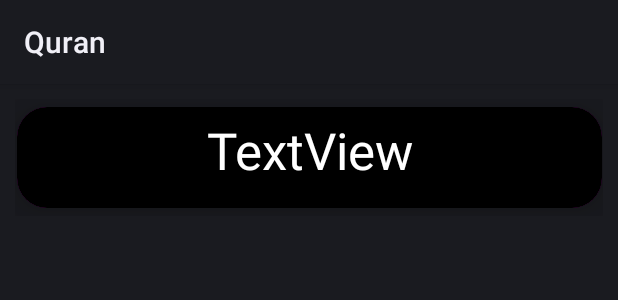
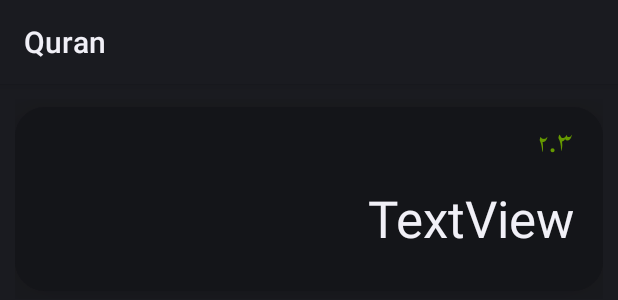
Before and after one commit to AazamJutt/Mobile-Computing, an Android app: the layout verse_view.xml on its own in the app's theme, with its tools: preview values and no code run, on a phone screen of 412 x 824 dp. Shown: the top 300 px of the screen. Run offline under Robolectric (Android 15) with nearby library versions, the phone set to English and light mode, and no system bars.

Commit message:
Added Dark,Light Mode Drawables and Verse Indexes

```diff
--- a/app/src/main/java/com/example/quran/ByParahFragment.java
+++ b/app/src/main/java/com/example/quran/ByParahFragment.java
@@ -69,6 +69,7 @@ public class ByParahFragment extends Fragment {
             Intent intent = new Intent(getActivity(),VerseActivity.class);
             ArrayList<String> verses = QuranArabicText.GetData(QDH.getParahStart(position)-1,QDH.getParahStart(position)+QDH.getParahVerses(position)-1);
             intent.putStringArrayListExtra("verses",verses);
+            intent.putExtra("index",position);
             startActivity(intent);
         });
 
--- a/app/src/main/java/com/example/quran/BySurahFragment.java
+++ b/app/src/main/java/com/example/quran/BySurahFragment.java
@@ -68,8 +68,9 @@ public class BySurahFragment extends Fragment {
         surahList.setAdapter(new SurahArrayAdapter(getActivity(),surahs, verseCounts));
         surahList.setOnItemClickListener((parent, view, position, id) -> {
             Intent intent = new Intent(getActivity(),VerseActivity.class);
-            ArrayList<String> verses = QuranArabicText.GetData(QDH.getSurahStart(position)-1,QDH.getSurahStart(position)+QDH.getSurahVerses(position)-1);
+            ArrayList<String> verses = QuranArabicText.GetData(QDH.getSurahStart(position)-1,QDH.getSurahStart(position+1)-1);
             intent.putStringArrayListExtra("verses",verses);
+            intent.putExtra("index",position);
             startActivity(intent);
         });
 
--- a/app/src/main/java/com/example/quran/QDH.java
+++ b/app/src/main/java/com/example/quran/QDH.java
@@ -38,6 +38,7 @@ public class QDH {
             5160,
             5306,
             5748,
+            6349
     };
     public static int[] SSP = {
             1,
@@ -154,6 +155,7 @@ public class QDH {
             6331,
             6336,
             6342,
+            6349
     };
     public static int[] surahAyatCount = {
             7,
@@ -569,9 +571,6 @@ public class QDH {
         return surahAyatCount[surahNumber];
     }
     public static int getParahVerses(int parahNumber) {
-        if(parahNumber==29){
-            return 6349 - PSP[parahNumber];
-        }
         return PSP[parahNumber+1]-PSP[parahNumber];
     }
 
--- a/app/src/main/java/com/example/quran/VerseActivity.java
+++ b/app/src/main/java/com/example/quran/VerseActivity.java
@@ -19,8 +19,9 @@ public class VerseActivity extends AppCompatActivity {
 
         verses = findViewById(R.id.verses);
         versesList = getIntent().getStringArrayListExtra("verses");
+        int index = getIntent().getIntExtra("index",0)+1;
 
-        verses.setAdapter(new VerseArrayAdapter(this,versesList));
+        verses.setAdapter(new VerseArrayAdapter(this,versesList,index));
 
     }
 }
--- a/app/src/main/java/com/example/quran/VerseArrayAdapter.java
+++ b/app/src/main/java/com/example/quran/VerseArrayAdapter.java
@@ -12,10 +12,12 @@ import java.util.ArrayList;
 public class VerseArrayAdapter extends ArrayAdapter<String> {
     Activity context;
     ArrayList<String> verses;
-    public VerseArrayAdapter(Activity context,ArrayList<String> verses) {
+    int index;
+    public VerseArrayAdapter(Activity context,ArrayList<String> verses,int index) {
         super(context, R.layout.verse_view, verses);
         this.context = context;
         this.verses = verses;
+        this.index = index;
     }
 
 
@@ -24,6 +26,8 @@ public class VerseArrayAdapter extends ArrayAdapter<String> {
         LayoutInflater inflater=context.getLayoutInflater();
         View singleEntityView=inflater.inflate(R.layout.verse_view, null,true);
         TextView surahName = singleEntityView.findViewById(R.id.verse_name);
+        TextView index = singleEntityView.findViewById(R.id.index);
+        index.setText("| "+this.index+"."+(position+1)+" |");
         surahName.setText(verses.get(position));
         return singleEntityView;
     }
--- a/app/src/main/res/layout/surah_view.xml
+++ b/app/src/main/res/layout/surah_view.xml
@@ -56,7 +56,7 @@
                 android:gravity="center"
                 android:paddingBottom="80sp"
                 android:text="View"
-                android:textColor="@color/white"
+                android:textColor="?android:attr/textColorPrimary"
                 android:textSize="14sp"
                 app:layout_constraintEnd_toEndOf="parent"
                 app:layout_constraintStart_toStartOf="parent" />
--- a/app/src/main/res/layout/verse_view.xml
+++ b/app/src/main/res/layout/verse_view.xml
@@ -2,22 +2,18 @@
 <androidx.constraintlayout.widget.ConstraintLayout xmlns:android="http://schemas.android.com/apk/res/android"
     xmlns:app="http://schemas.android.com/apk/res-auto"
     xmlns:tools="http://schemas.android.com/tools"
-    android:layout_width="wrap_content"
+    android:layout_width="match_parent"
     android:layout_height="wrap_content"
     android:layout_margin="10dp">
 
     <androidx.cardview.widget.CardView
-        android:layout_width="390dp"
+        android:layout_width="0dp"
         android:layout_height="wrap_content"
-        android:layout_marginStart="20dp"
         android:layout_marginTop="5dp"
-        android:layout_marginEnd="20dp"
         android:layout_marginBottom="5dp"
-        android:background="@drawable/surah_bg"
-        android:backgroundTint="@color/material_on_primary_emphasis_medium"
         android:foregroundGravity="center"
         app:cardCornerRadius="20dp"
-        app:cardElevation="30dp"
+        app:cardElevation="50dp"
         app:layout_constraintBottom_toBottomOf="parent"
         app:layout_constraintEnd_toEndOf="parent"
         app:layout_constraintStart_toStartOf="parent"
@@ -25,17 +21,21 @@
 
         <LinearLayout
             android:layout_width="match_parent"
-            android:layout_height="wrap_content"
-            android:background="@color/black"
+            android:layout_height="match_parent"
+            android:background="@color/cardview_shadow_start_color"
             android:orientation="vertical">
 
-            <ImageView
-                android:id="@+id/imageView"
+            <TextView
+                android:id="@+id/index"
                 android:layout_width="match_parent"
                 android:layout_height="wrap_content"
-                android:layout_marginBottom="0sp"
                 android:layout_weight="1"
-                app:srcCompat="@drawable/verse_top" />
+                android:fontFamily="@font/noorehuda"
+                android:gravity="right"
+                android:paddingRight="20dp"
+                android:text="2.3"
+                android:textColor="@android:color/holo_green_dark"
+                android:textSize="24sp" />
 
             <TextView
                 android:id="@+id/verse_name"
@@ -43,22 +43,16 @@
                 android:layout_height="wrap_content"
                 android:layout_weight="1"
                 android:fontFamily="@font/noorehuda"
-                android:gravity="center"
-                android:paddingLeft="20sp"
-                android:paddingRight="20sp"
+                android:gravity="right"
+                android:paddingLeft="20dp"
+                android:paddingRight="20dp"
+                android:paddingBottom="20dp"
                 android:text="TextView"
-                android:textColor="@color/white"
+                android:textColor="?android:attr/textColorPrimary"
                 android:textSize="34sp"
                 app:layout_constraintEnd_toEndOf="parent"
                 app:layout_constraintStart_toStartOf="parent" />
 
-            <ImageView
-                android:id="@+id/imageView2"
-                android:layout_width="match_parent"
-                android:layout_height="wrap_content"
-                android:layout_marginTop="10sp"
-                android:layout_weight="1"
-                app:srcCompat="@drawable/verse_bottom" />
         </LinearLayout>
     </androidx.cardview.widget.CardView>
 </androidx.constraintlayout.widget.ConstraintLayout>
```
Also changed, not shown: app/src/main/res/drawable-night-mdpi/surah_bg.jpg (added), app/src/main/res/drawable-night/surah_bg.jpg (added), app/src/main/res/drawable-notnight-mdpi/surah_bg.jpg (added), app/src/main/res/drawable/surah_bg_light.jpg (added).
